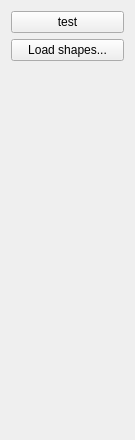
Before: the Qt Designer form particles/particles-widget.ui in ialhashim/ddtt-dev, drawn with Qt 5.
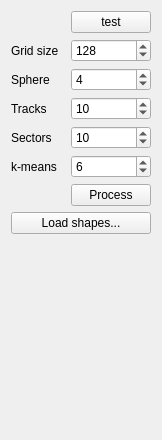
After: the same form once the commit is applied.

Commit message: [particle] using new descriptor.

Patch:
```diff
--- a/particles/particles-widget.ui
+++ b/particles/particles-widget.ui
@@ -6,7 +6,7 @@
    <rect>
     <x>0</x>
     <y>0</y>
-    <width>135</width>
+    <width>162</width>
     <height>440</height>
    </rect>
   </property>
@@ -14,14 +14,91 @@
    <string>Form</string>
   </property>
   <layout class="QGridLayout" name="gridLayout">
+   <item row="6" column="1">
+    <widget class="QPushButton" name="processShapesButton">
+     <property name="text">
+      <string>Process</string>
+     </property>
+    </widget>
+   </item>
+   <item row="1" column="1">
+    <widget class="QSpinBox" name="gridsize">
+     <property name="minimum">
+      <number>8</number>
+     </property>
+     <property name="maximum">
+      <number>1024</number>
+     </property>
+     <property name="value">
+      <number>128</number>
+     </property>
+    </widget>
+   </item>
    <item row="1" column="0">
-    <widget class="QPushButton" name="loadShapes">
+    <widget class="QLabel" name="label_2">
      <property name="text">
-      <string>Load shapes...</string>
+      <string>Grid size</string>
+     </property>
+    </widget>
+   </item>
+   <item row="5" column="1">
+    <widget class="QSpinBox" name="kclusters">
+     <property name="minimum">
+      <number>1</number>
+     </property>
+     <property name="maximum">
+      <number>120</number>
+     </property>
+     <property name="value">
+      <number>6</number>
+     </property>
+    </widget>
+   </item>
+   <item row="5" column="0">
+    <widget class="QLabel" name="label_4">
+     <property name="text">
+      <string>k-means</string>
+     </property>
+    </widget>
+   </item>
+   <item row="2" column="1">
+    <widget class="QSpinBox" name="sphereResolution">
+     <property name="maximum">
+      <number>12</number>
+     </property>
+     <property name="value">
+      <number>4</number>
      </property>
     </widget>
    </item>
    <item row="2" column="0">
+    <widget class="QLabel" name="label_3">
+     <property name="text">
+      <string>Sphere</string>
+     </property>
+    </widget>
+   </item>
+   <item row="3" column="1">
+    <widget class="QSpinBox" name="tracks">
+     <property name="minimum">
+      <number>1</number>
+     </property>
+     <property name="maximum">
+      <number>512</number>
+     </property>
+     <property name="value">
+      <number>10</number>
+     </property>
+    </widget>
+   </item>
+   <item row="3" column="0">
+    <widget class="QLabel" name="label">
+     <property name="text">
+      <string>Tracks</string>
+     </property>
+    </widget>
+   </item>
+   <item row="8" column="1">
     <spacer name="verticalSpacer">
      <property name="orientation">
       <enum>Qt::Vertical</enum>
@@ -34,13 +111,40 @@
      </property>
     </spacer>
    </item>
-   <item row="0" column="0">
+   <item row="7" column="0" colspan="2">
+    <widget class="QPushButton" name="loadShapes">
+     <property name="text">
+      <string>Load shapes...</string>
+     </property>
+    </widget>
+   </item>
+   <item row="0" column="1">
     <widget class="QPushButton" name="testButton">
      <property name="text">
       <string>test</string>
      </property>
     </widget>
    </item>
+   <item row="4" column="0">
+    <widget class="QLabel" name="label_5">
+     <property name="text">
+      <string>Sectors</string>
+     </property>
+    </widget>
+   </item>
+   <item row="4" column="1">
+    <widget class="QSpinBox" name="sectors">
+     <property name="minimum">
+      <number>1</number>
+     </property>
+     <property name="maximum">
+      <number>120</number>
+     </property>
+     <property name="value">
+      <number>10</number>
+     </property>
+    </widget>
+   </item>
   </layout>
  </widget>
  <resources/>
```
The commit also changes 6 other files.
